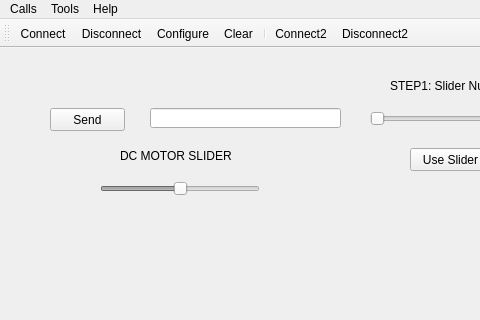
This is Labs/Motor Lab/SerialTerminal/mainwindow.ui in enewhall/Mechatronics as Qt 5 draws it before an edit; both pictures show x 0 to 480 and y 0 to 320 of the 835 by 454 pixel window. The edited form follows.
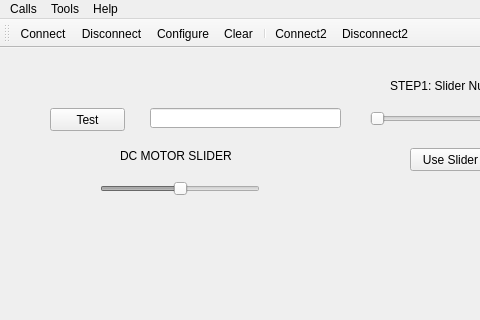
This is the edited form. Icons and pictures are not drawn.

Commit message: updating GUI to incorporate a stepper move test

Patch:
```diff
--- a/Labs/Motor Lab/SerialTerminal/mainwindow.ui
+++ b/Labs/Motor Lab/SerialTerminal/mainwindow.ui
@@ -42,7 +42,7 @@
      </rect>
     </property>
     <property name="text">
-     <string>Send</string>
+     <string>Test</string>
     </property>
    </widget>
    <widget class="QLineEdit" name="lineEdit">
```
The commit also changes 6 other files.
